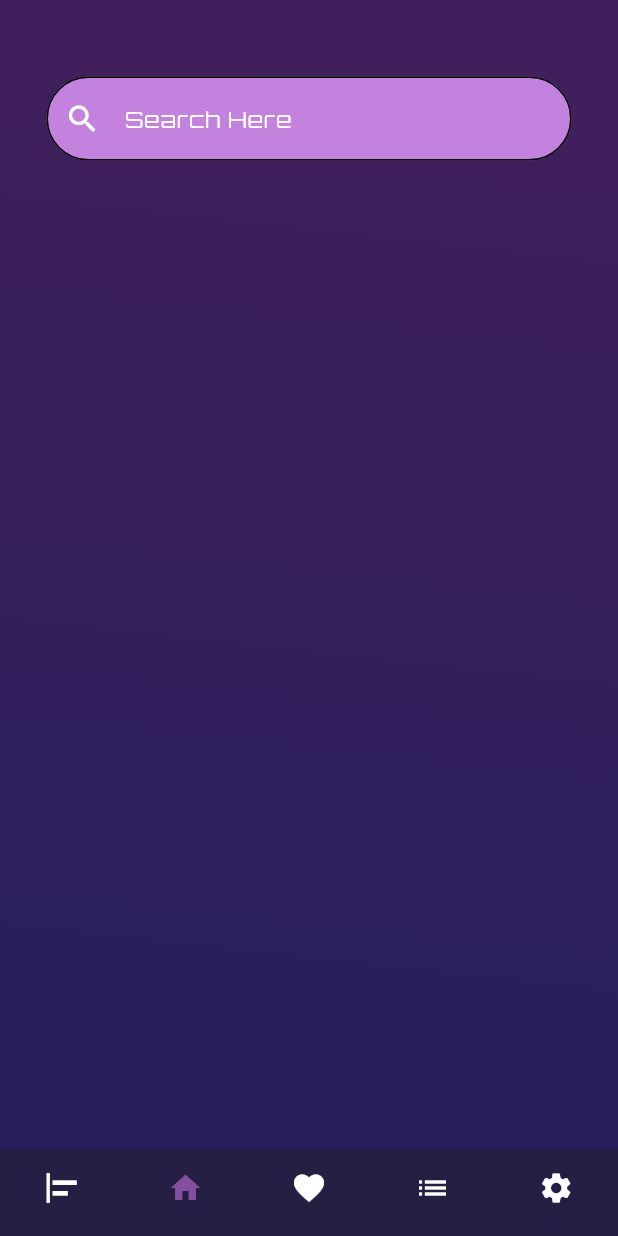
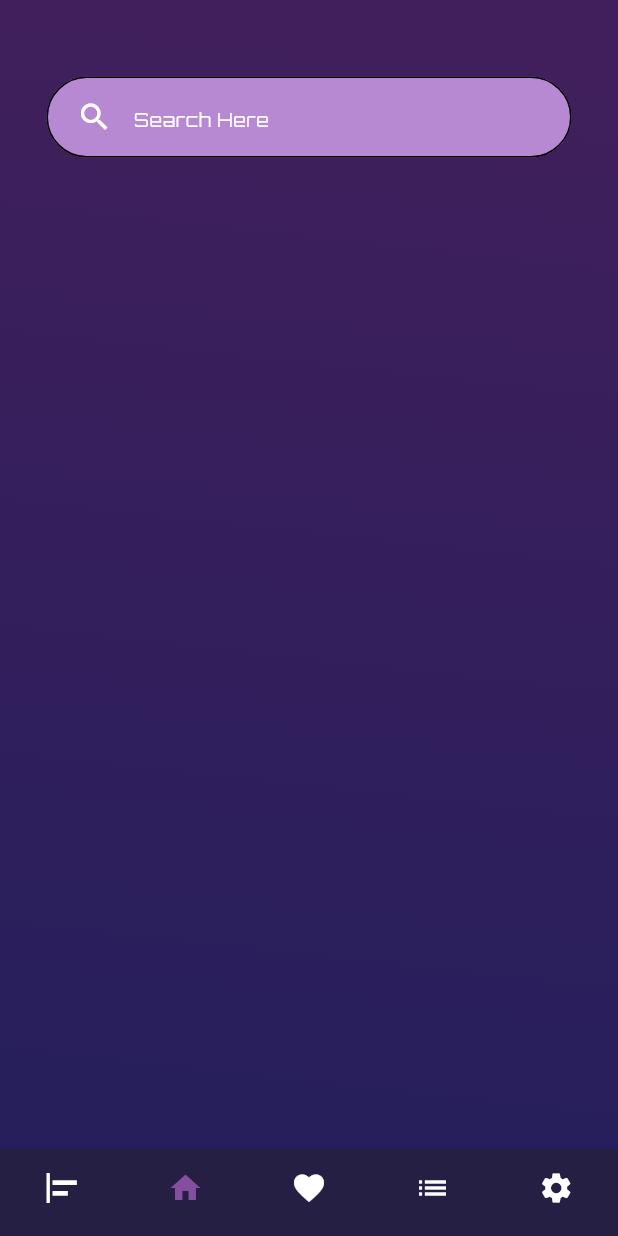
Before and after one commit to EngMohamed3382/music_app, a Flutter app: the MainHomeScreen screen opened by its route, item 2 of the bottom bar chosen, on a phone screen of 412 x 824 dp. Run offline on Flutter 3.47's test engine with Material 3 defaults, Android fonts, the phone set to English and light mode, and no system bars.

Commit message:
Part 17 design Home Page Part 7 Refactor to Custom Text Field

```diff
--- a/lib/core/resources/color_managers.dart
+++ b/lib/core/resources/color_managers.dart
@@ -9,5 +9,5 @@ class ColorManagers {
   static const Color kLight3Blue = Color(0xff3097c5);
   static const Color kThirdPrimaryColor = Color(0xff854f9f);
   static const Color kDarkBlue = Color(0xff261f5c);
-
+  static const Color kLightPurple = Color(0xffb889d3);
 }
--- a/lib/core/resources/font_managers.dart
+++ b/lib/core/resources/font_managers.dart
@@ -3,5 +3,6 @@ class FontsManagers{
   static const String orbitronPath = "assets/fonts/Orbitron/Orbitron-Regular.ttf";
 }
 class FontSizeManagers{
+  static const double f12 = 12;
   static const double f50 = 50;
 }
--- a/lib/core/resources/padding_value.dart
+++ b/lib/core/resources/padding_value.dart
@@ -1,4 +1,7 @@
 class PaddingValue{
+  static const double p10 =10;
+  static const double p15 =15;
+  static const double p20 =20;
   static const double p70 =70;
   static const double p78 =78;
 }
--- a/lib/core/resources/string_value.dart
+++ b/lib/core/resources/string_value.dart
@@ -3,4 +3,5 @@ class StringsValues {
   static const String titleOnBoardingPage = "Find Your Favourite";
   static const String music ="Music";
   static const String getStarted = "Get Started";
+  static const String searchHere = "Search Here";
 }
--- a/lib/features/main_home/widgets/custom_text_field_home_page.dart
+++ b/lib/features/main_home/widgets/custom_text_field_home_page.dart
@@ -1,5 +1,9 @@
 import 'package:flutter/material.dart';
 import 'package:music_app/core/resources/color_managers.dart';
+import 'package:music_app/core/resources/font_managers.dart';
+import 'package:music_app/core/resources/padding_value.dart';
+import 'package:music_app/core/resources/radius_values_managers.dart';
+import 'package:music_app/core/resources/string_value.dart';
 
 class CustomTextFieldHomePage extends StatelessWidget {
   const CustomTextFieldHomePage({
@@ -10,16 +14,20 @@ class CustomTextFieldHomePage extends StatelessWidget {
   Widget build(BuildContext context) {
     return TextField(
       decoration: InputDecoration(
-          hintText: "Search Here",
-          hintStyle: TextStyle(color: ColorManagers.kWhite, fontSize: 15),
-          prefixIcon: Icon(Icons.search, color: ColorManagers.kWhite,),
+        contentPadding: EdgeInsets.symmetric(vertical: PaddingValue.p15),
+          hintText: StringsValues.searchHere,
+          hintStyle: TextStyle(color: ColorManagers.kWhite, fontSize: FontSizeManagers.f12),
+          prefixIcon: Padding(
+            padding: const EdgeInsets.only(left: PaddingValue.p20, right: PaddingValue.p10),
+            child: Icon(Icons.search, color: ColorManagers.kWhite,),
+          ),
           filled: true,
-          fillColor: Color(0xffc382de),
+          fillColor: ColorManagers.kLightPurple,
           border: OutlineInputBorder(
-              borderRadius: BorderRadius.circular(50)
+              borderRadius: BorderRadius.circular(RadiusValuesManagers.r50)
           ),
           enabledBorder: OutlineInputBorder(
-              borderRadius: BorderRadius.circular(50)
+              borderRadius: BorderRadius.circular(RadiusValuesManagers.r50)
           )
       ),
     );
```
